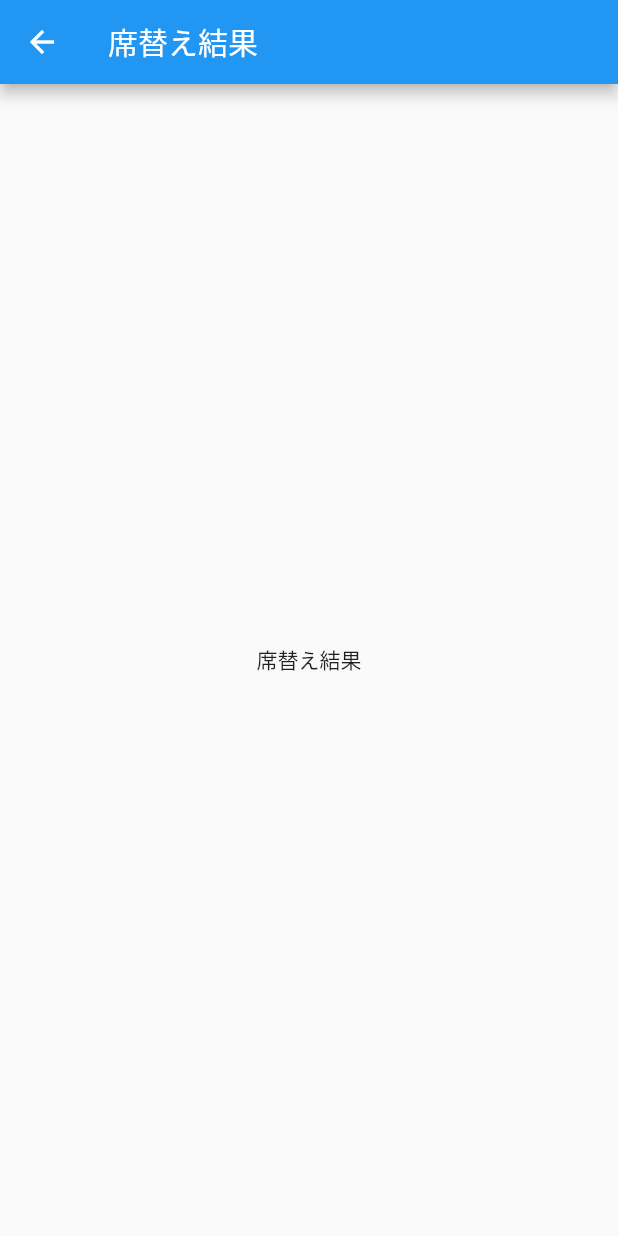
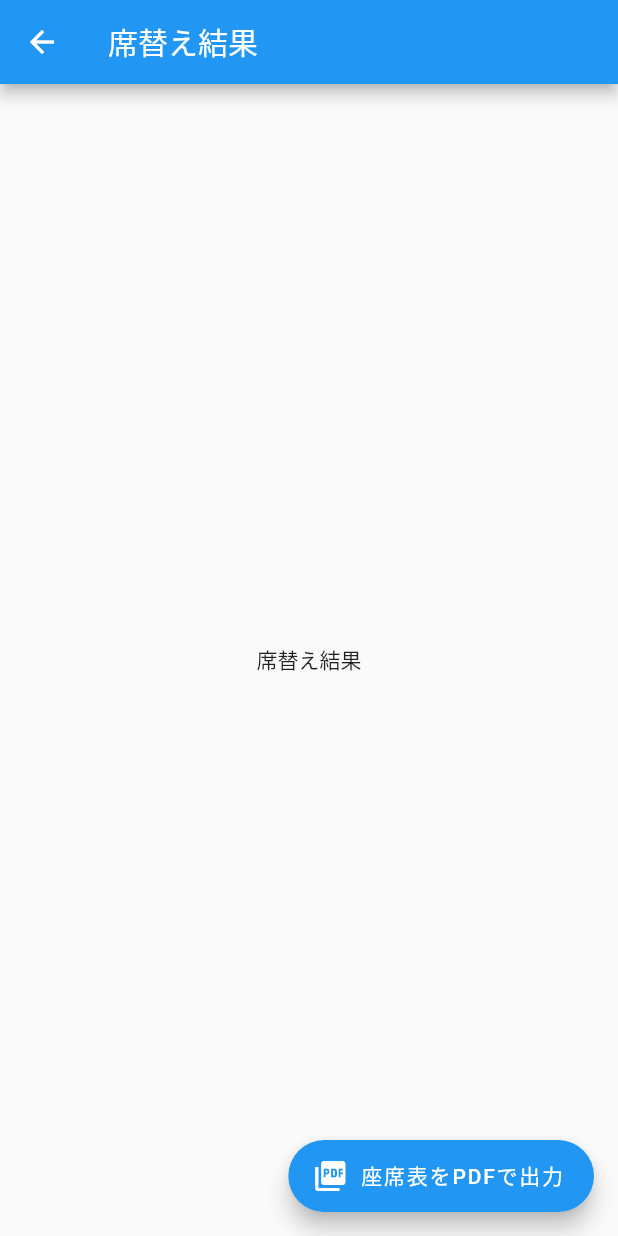
Before and after one commit to black2965/sekigae, a Flutter app: the ResultPage screen opened directly, on a phone screen of 412 x 824 dp. Run offline on Flutter 3.47's test engine with Material 2 defaults, Android fonts, the phone set to English and light mode, and no system bars; our stand-ins replace csv, file_picker, pdf, printing; missing offline and left inert: file_selector.

Commit message:
座席表をPDFで出力ボタンを追加

```diff
--- a/lib/pages/result_page.dart
+++ b/lib/pages/result_page.dart
@@ -14,6 +14,11 @@ class _ResultPageState extends State<ResultPage> {
       appBar: AppBar(
         title: const Text("席替え結果"),
       ),
+      floatingActionButton: FloatingActionButton.extended(
+        onPressed: () {  },
+        icon: const Icon(Icons.picture_as_pdf),
+        label: const Text("座席表をPDFで出力"),
+      ),
       body: const Center(
           child: Text("席替え結果")
       ),
```
